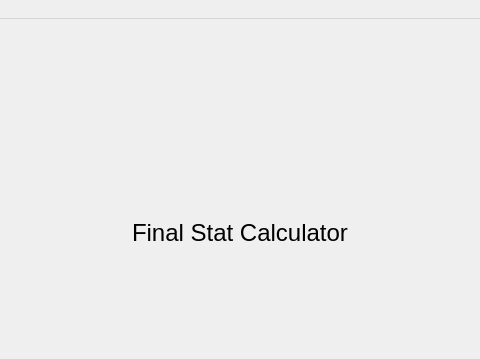
First picture: the form in PokemonStatCalculator/mainwindow.ui, repository PHenegan/PokemonStatCalculator, before the edit; both pictures show x 233 to 713 and y 0 to 359 of the 971 by 681 pixel window.
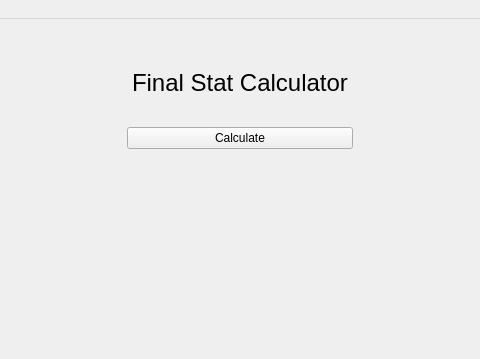
Second picture: the form after the edit.

Commit message: added an enum for calculation mode

```diff
--- a/PokemonStatCalculator/mainwindow.ui
+++ b/PokemonStatCalculator/mainwindow.ui
@@ -21,7 +21,7 @@
     <property name="geometry">
      <rect>
       <x>360</x>
-      <y>200</y>
+      <y>50</y>
       <width>226</width>
       <height>80</height>
      </rect>
@@ -39,6 +39,13 @@
        </property>
       </widget>
      </item>
+     <item>
+      <widget class="QPushButton" name="pushCalculate">
+       <property name="text">
+        <string>Calculate</string>
+       </property>
+      </widget>
+     </item>
     </layout>
    </widget>
   </widget>
```
The commit also changes 2 other files.
